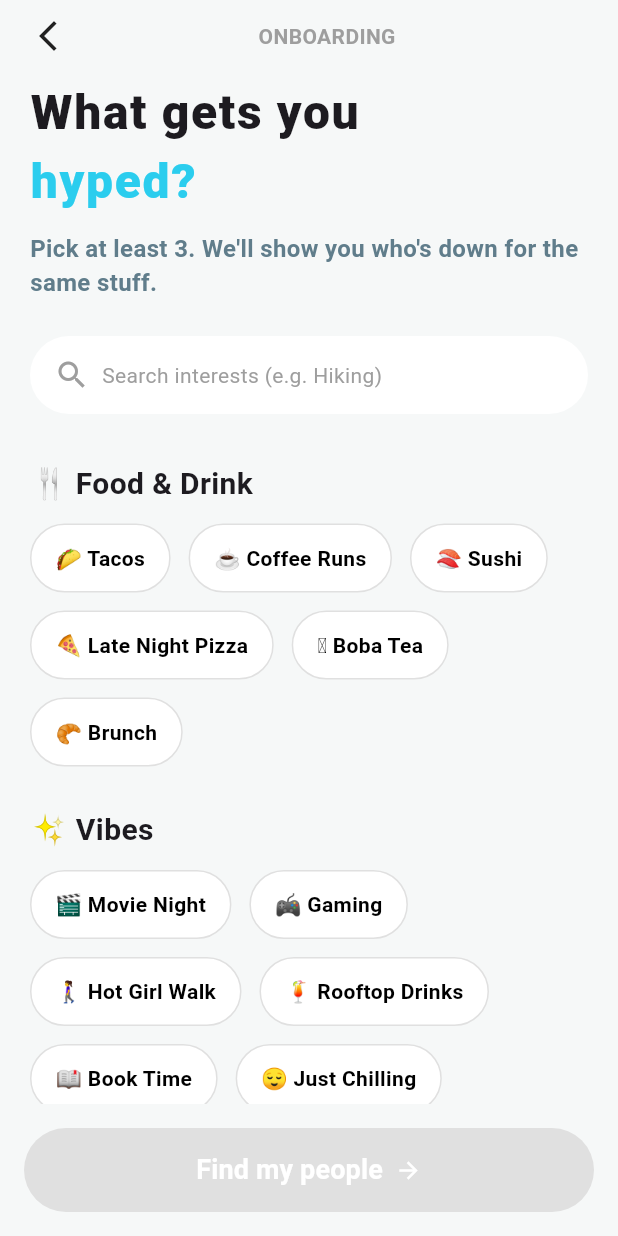
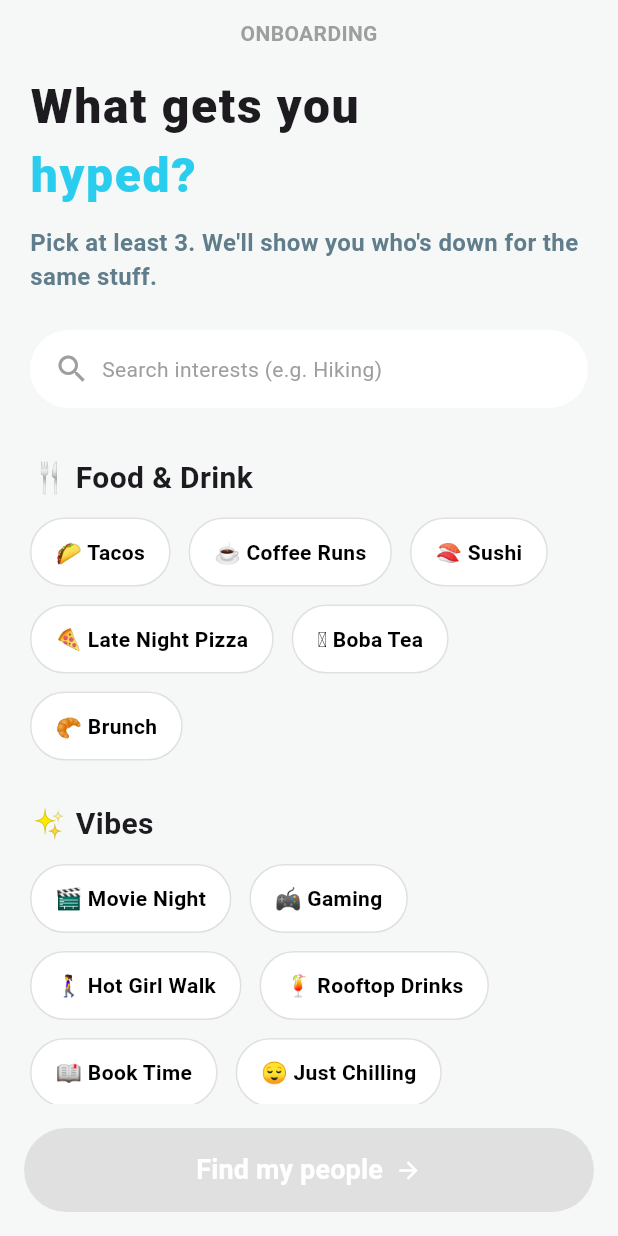
Before and after one commit to SajidSaleemKhattak/poke_up, a Flutter app: the screen it shows once a user with an empty profile is signed in, on a phone screen of 412 x 824 dp. Run offline on Flutter 3.47's test engine with Material 3 defaults, Android fonts, the phone set to English and light mode, and no system bars; our stand-ins replace cloud_firestore, firebase_auth, firebase_core, firebase_storage, flutter_dotenv, geocoding and 7 more; accounts and stored records are empty.

Commit message:
back icon removed from prfoile screen, create_profile and interest selection

```diff
--- a/lib/ux/screens/create_profile_3.dart
+++ b/lib/ux/screens/create_profile_3.dart
@@ -48,7 +48,6 @@ class _CreateProfile3State extends State<CreateProfile3> {
                 /*  ===  EVERYTHING YOU ALREADY HAD  ===  */
                 Row(
                   children: [
-                    const Icon(Icons.arrow_back_ios_new),
                     const Spacer(),
                     Text(
                       "Step $completedSteps of 3",
--- a/lib/ux/screens/interest_selection_4.dart
+++ b/lib/ux/screens/interest_selection_4.dart
@@ -44,7 +44,6 @@ class _InterestSelection4State extends State<InterestSelection4> {
                     // 🔹 Header
                     Row(
                       children: const [
-                        Icon(Icons.arrow_back_ios_new),
                         Spacer(),
                         Text(
                           "ONBOARDING",
--- a/lib/ux/screens/profile_screen_8.dart
+++ b/lib/ux/screens/profile_screen_8.dart
@@ -61,7 +61,6 @@ class _ProfileScreenState extends State<ProfileScreen> {
                   padding: const EdgeInsets.symmetric(horizontal: 20),
                   child: Row(
                     children: [
-                      const Icon(Icons.arrow_back),
                       const Spacer(),
                       const Text(
                         "My Profile",
```
